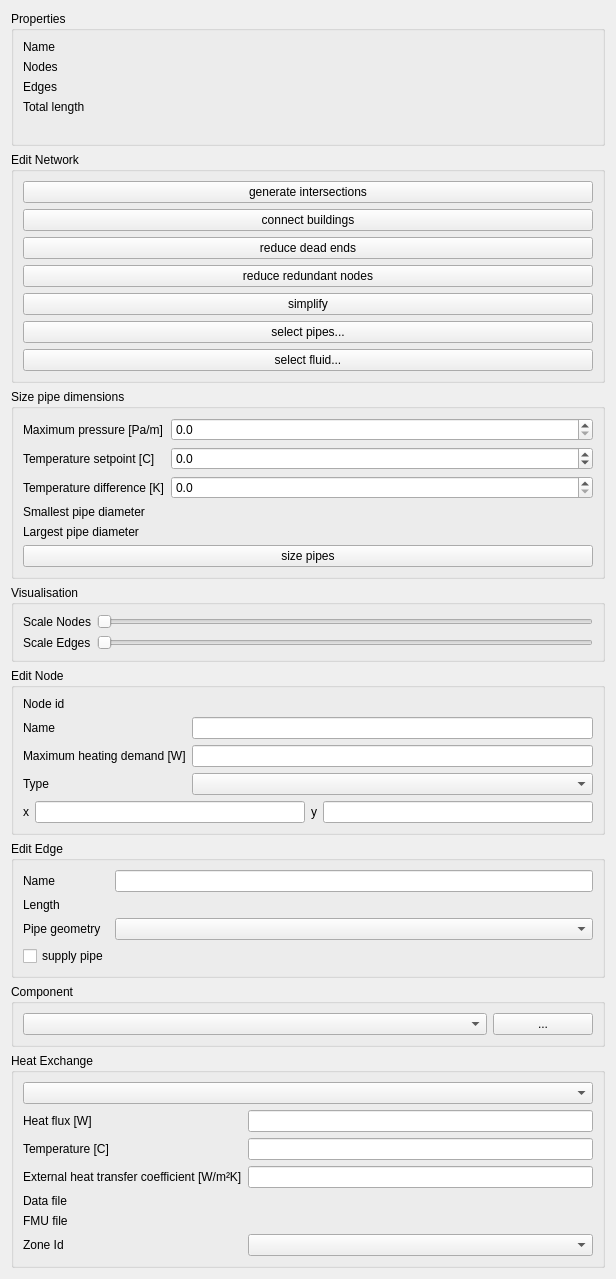
This is SIM-VICUS/src/SVPropNetworkEditWidget.ui in ghorwin/SIM-VICUS as Qt 5 draws it before an edit. The edited form follows.
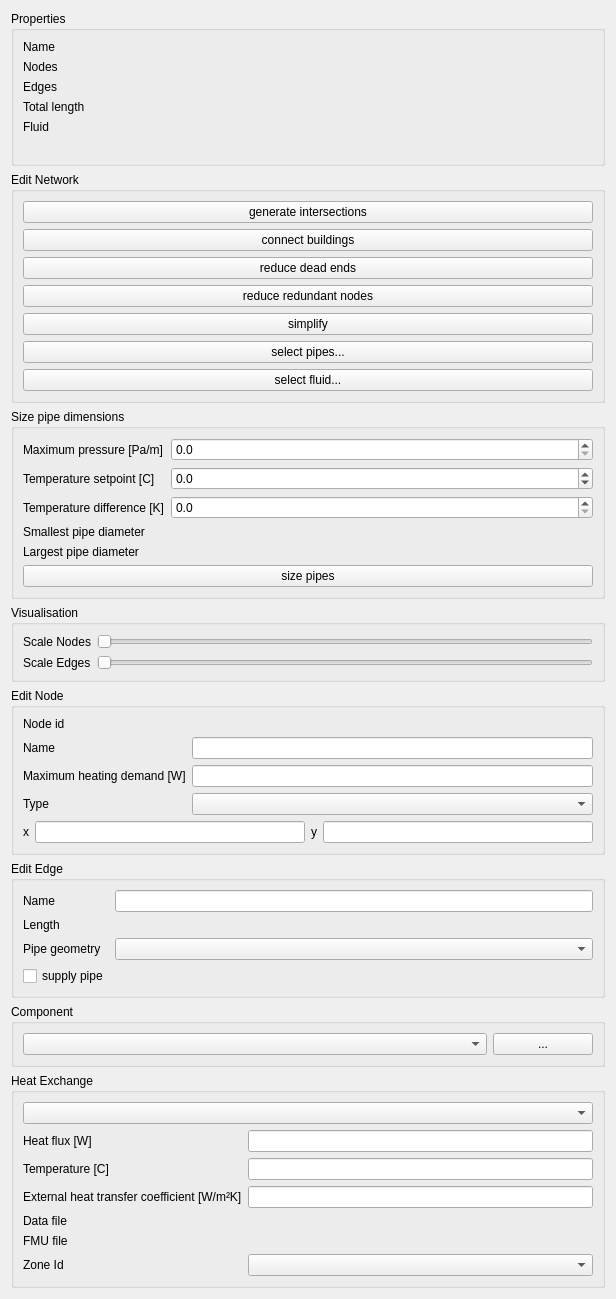
This is the edited form. Custom widgets are drawn as their Qt base class.

Commit message: remove old networkFluids property from project, allow selecting fluid

Patch:
```diff
--- a/SIM-VICUS/src/SVPropNetworkEditWidget.ui
+++ b/SIM-VICUS/src/SVPropNetworkEditWidget.ui
@@ -62,7 +62,7 @@
         </property>
        </widget>
       </item>
-      <item row="4" column="0">
+      <item row="5" column="0">
        <widget class="QLabel" name="labelNetworkConnected">
         <property name="text">
          <string/>
@@ -83,6 +83,20 @@
         </property>
        </widget>
       </item>
+      <item row="4" column="0">
+       <widget class="QLabel" name="label_12">
+        <property name="text">
+         <string>Fluid</string>
+        </property>
+       </widget>
+      </item>
+      <item row="4" column="1">
+       <widget class="QLabel" name="labelFluidName">
+        <property name="text">
+         <string/>
+        </property>
+       </widget>
+      </item>
      </layout>
     </widget>
    </item>
```
The commit also changes 6 other files.
